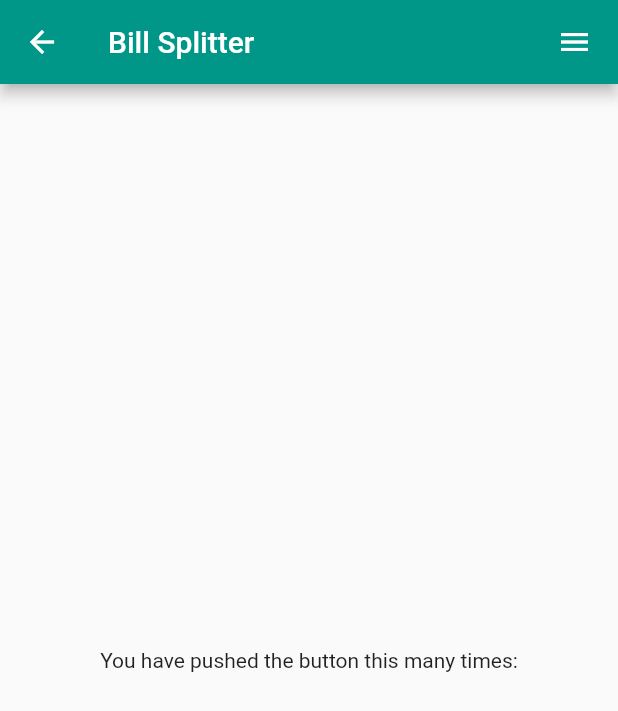
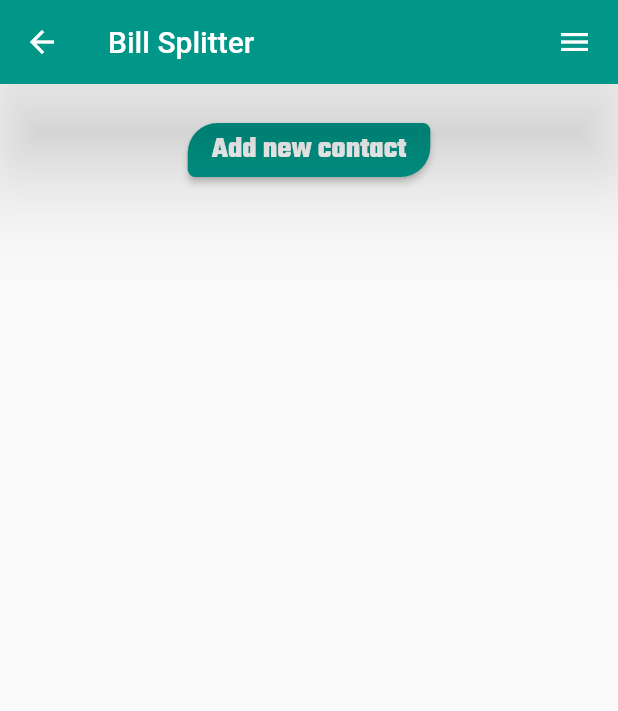
Before and after one commit to misra1702/SplitEz, a Flutter app: the screen it shows after launch, on a phone screen of 412 x 824 dp. Shown: the top 711 px of the screen. Run offline on Flutter 3.47's test engine with Material 2 defaults, Android fonts, the phone set to English and light mode, and no system bars; our stand-ins replace google_fonts.

Commit message:
added button for adding contacts 	not setup onPressed now.

```diff
--- /dev/null
+++ b/lib/globals.dart
@@ -0,0 +1,19 @@
+import 'package:flutter/material.dart';
+import 'package:google_fonts/google_fonts.dart';
+
+class Globals {
+  static TextStyle st = GoogleFonts.teko(
+    fontSize: 20,
+    fontWeight: FontWeight.bold,
+  );
+  static ButtonStyle btnst = ElevatedButton.styleFrom(
+    shape: RoundedRectangleBorder(
+      borderRadius: BorderRadius.only(
+        topLeft: Radius.circular(20),
+        bottomRight: Radius.circular(20),
+        topRight: Radius.circular(5),
+        bottomLeft: Radius.circular(5),
+      ),
+    ),
+  );
+}
--- a/lib/main.dart
+++ b/lib/main.dart
@@ -1,4 +1,5 @@
 import 'package:flutter/material.dart';
+import 'package:bill1/globals.dart';
 
 void main() {
   runApp(MyApp());
@@ -44,6 +45,7 @@ class _MyHomePageState extends State<MyHomePage> {
             width: 5,
           ),
         ],
+        elevation: 30,
       ),
       body: MyHome(),
       // This trailing comma makes auto-formatting nicer for build methods.
@@ -63,10 +65,18 @@ class _MyHomeState extends State<MyHome> {
   Widget build(BuildContext context) {
     return Center(
       child: Column(
-        mainAxisAlignment: MainAxisAlignment.center,
-        children: <Widget>[
-          Text(
-            'You have pushed the button this many times:',
+        crossAxisAlignment: CrossAxisAlignment.center,
+        children: [
+          SizedBox(
+            height: 20,
+          ),
+          ElevatedButton(
+            child: Text(
+              "Add new contact",
+              style: Globals.st,
+            ),
+            onPressed: () {},
+            style: Globals.btnst,
           ),
         ],
       ),
```
